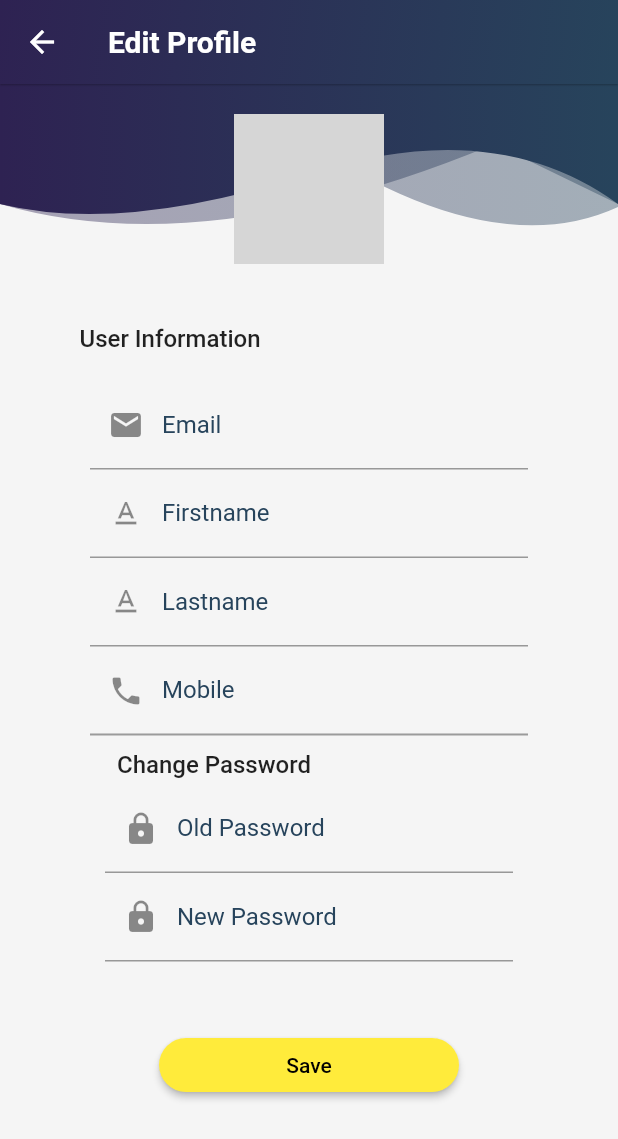
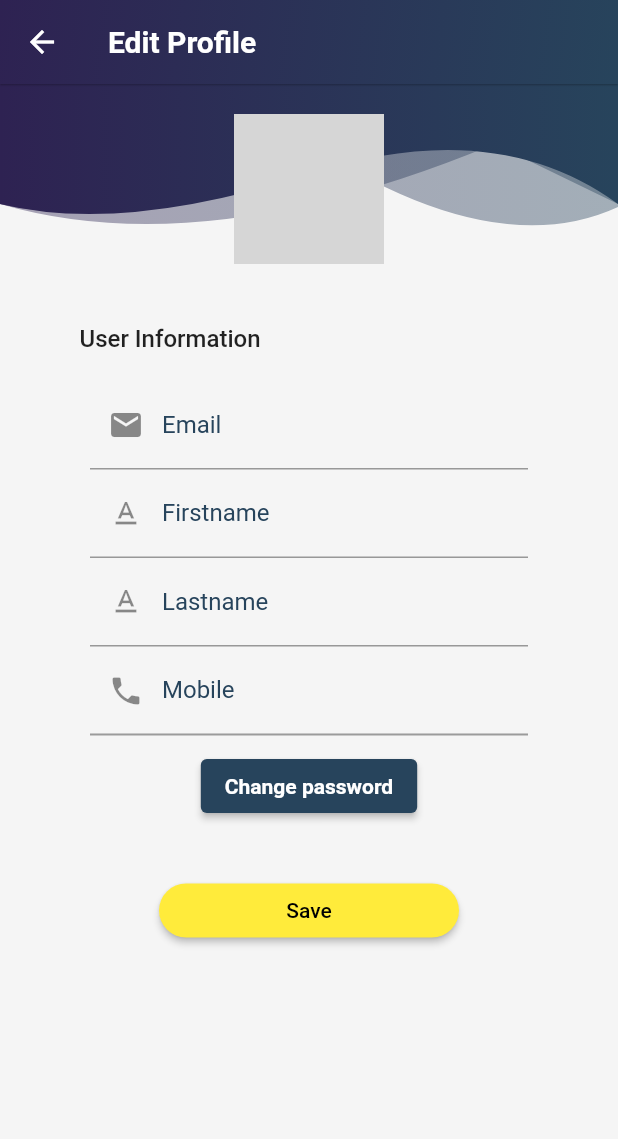
Before and after one commit to yasinthon04/TutorGo-Project, a Flutter app: the updateProfilePage screen opened directly, on a phone screen of 412 x 824 dp. Shown: the top 1139 px of the screen. Run offline on Flutter 3.47's test engine with Material 2 defaults, Android fonts, the light colour scheme and no system bars; our stand-ins replace carousel_slider, cloud_firestore, firebase_auth, firebase_core, firebase_storage, flutter_cache_manager and 3 more; missing offline and left inert: maps_launcher; accounts and stored records are empty; network calls fail; grey boxes are pictures that could not be loaded.

Commit message:
fix change password

```diff
--- a/lib/pages/navpage/update_profile.dart
+++ b/lib/pages/navpage/update_profile.dart
@@ -31,6 +31,9 @@ class _updateProfilePageState extends State<updateProfilePage> {
   final TextEditingController _phoneController = TextEditingController();
   final TextEditingController _oldPasswordController = TextEditingController();
   final TextEditingController _newPasswordController = TextEditingController();
+  final TextEditingController _confirmNewPasswordController =
+      TextEditingController();
+
   String _passwordError = '';
 
   void _updateUserData(String updatedEmail, String updatedFirstname,
@@ -65,32 +68,15 @@ class _updateProfilePageState extends State<updateProfilePage> {
     }
   }
 
-  Widget _passwordSection() {
-    return Container(
-      padding: EdgeInsets.all(10),
-      child: Column(
+  void _showChangePasswordDialog() {
+    showDialog(
+      context: context,
+      builder: (BuildContext context) {
+        return AlertDialog(
+          title: Text("Change Password"),
+          content: Column(
+            mainAxisSize: MainAxisSize.min,
             children: <Widget>[
-          Container(
-            padding: const EdgeInsets.only(left: 8.0, bottom: 4.0),
-            alignment: Alignment.topLeft,
-            child: Text(
-              "Change Password",
-              style: TextStyle(
-                color: Colors.black87,
-                fontWeight: FontWeight.w500,
-                fontSize: 16,
-              ),
-              textAlign: TextAlign.left,
-            ),
-          ),
-          if (_passwordError.isNotEmpty)
-            Padding(
-              padding: const EdgeInsets.symmetric(vertical: 8.0),
-              child: Text(
-                _passwordError,
-                style: TextStyle(color: Colors.red),
-              ),
-            ),
               TextFormField(
                 controller: _oldPasswordController,
                 decoration: const InputDecoration(
@@ -122,7 +108,90 @@ class _updateProfilePageState extends State<updateProfilePage> {
                   return null;
                 },
               ),
+              TextFormField(
+                controller: _confirmNewPasswordController,
+                decoration: const InputDecoration(
+                  labelText: 'Confirm New Password',
+                  prefixIcon: Icon(Icons.lock),
+                ),
+                obscureText: true,
+                validator: (value) {
+                  if (value != _newPasswordController.text) {
+                    return "Passwords do not match";
+                  }
+                  return null;
+                },
+              ),
             ],
+          ),
+          actions: <Widget>[
+            ElevatedButton(
+              onPressed: () async {
+                // Handle password change here
+                String oldPassword = _oldPasswordController.text;
+                String newPassword = _newPasswordController.text;
+
+                if (_newPasswordController.text !=
+                    _confirmNewPasswordController.text) {
+                  // Display error message if passwords don't match
+                  _showErrorAlertDialog("Passwords do not match");
+                } else {
+                  try {
+                    await _updatePassword(oldPassword, newPassword);
+                    Navigator.pop(context);
+                    // Show success message or perform further actions
+                  } catch (error) {
+                    // Handle password update error, show message, etc.
+                    _showErrorAlertDialog('Password update failed');
+                  }
+                }
+              },
+              child: Text(
+                'Save',
+                style: TextStyle(
+                  fontWeight: FontWeight.bold,
+                  color: Colors.white,
+                ),
+              ),
+              style: ElevatedButton.styleFrom(
+                primary: Colors.green,
+              ),
+            ),
+            ElevatedButton(
+              onPressed: () {
+                Navigator.pop(context);
+              },
+              child: Text(
+                'Cancel',
+                style: TextStyle(
+                  fontWeight: FontWeight.bold,
+                  color: Colors.white,
+                ),
+              ),
+              style: ElevatedButton.styleFrom(
+                primary: Colors.red,
+              ),
+            ),
+          ],
+        );
+      },
+    );
+  }
+
+  Widget _changePasswordButton() {
+    return ElevatedButton(
+      onPressed: () {
+        _showChangePasswordDialog();
+      },
+      child: Text(
+        'Change password',
+        style: TextStyle(
+          fontWeight: FontWeight.bold,
+          color: Colors.white,
+        ),
+      ),
+      style: ElevatedButton.styleFrom(
+        primary: Theme.of(context).hintColor,
       ),
     );
   }
@@ -132,7 +201,7 @@ class _updateProfilePageState extends State<updateProfilePage> {
       context: context,
       builder: (context) {
         return AlertDialog(
-          title: Text('Error'),
+          title: Text('Please try again'),
           content: Text(message),
           actions: [
             ElevatedButton(
@@ -461,7 +530,10 @@ class _updateProfilePageState extends State<updateProfilePage> {
                                       color: Colors.grey,
                                       tiles: [
                                         _userInfo(),
-                                        _passwordSection(),
+                                        SizedBox(
+                                          height: 10,
+                                        ),
+                                        _changePasswordButton(),
                                       ],
                                     ),
                                   ],
@@ -479,13 +551,7 @@ class _updateProfilePageState extends State<updateProfilePage> {
                   SizedBox(
                     width: 200,
                     child: ElevatedButton(
-                        onPressed: () async {
-                          String oldPassword = _oldPasswordController.text;
-                          String newPassword = _newPasswordController.text;
-
-                          try {
-                            await _updatePassword(oldPassword, newPassword);
-
+                        onPressed: () {
                           // Get the updated values from the TextFormField widgets
                           String updatedEmail = _emailController.text;
                           String updatedFirstname = _firstnameController.text;
@@ -505,10 +571,6 @@ class _updateProfilePageState extends State<updateProfilePage> {
                             MaterialPageRoute(
                                 builder: (context) => AccountPage()),
                           );
-                          } catch (error) {
-                            // Password update failed, show an alert or handle it as needed
-                            _showErrorAlertDialog('Password update failed');
-                          }
                         },
                         style: ElevatedButton.styleFrom(
                             backgroundColor: Colors.yellow,
--- a/pubspec.yaml
+++ b/pubspec.yaml
@@ -50,6 +50,7 @@ dependencies:
   curved_navigation_bar: ^1.0.3
   google_nav_bar: ^5.0.6
   carousel_slider: ^4.2.1
+  flutter_rating_bar: ^4.0.0
 
 
 dev_dependencies:
```
Also changed, not shown: pubspec.lock. Lines whose indentation alone changed are shown as unchanged.
